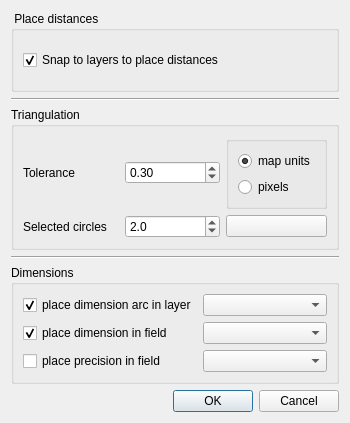
Old version of the form ui_settings.ui in the repository 3nids/intersectit.
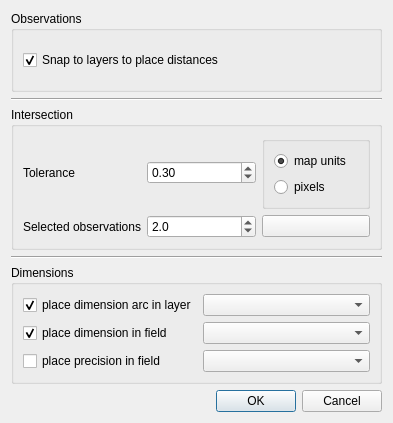
New version of the form.

Commit message: rename plugin name in settings ui

What changed in the file:
```diff
--- a/ui_settings.ui
+++ b/ui_settings.ui
@@ -6,7 +6,7 @@
    <rect>
     <x>0</x>
     <y>0</y>
-    <width>350</width>
+    <width>393</width>
     <height>423</height>
    </rect>
   </property>
@@ -17,7 +17,7 @@
    <item row="1" column="0" colspan="4">
     <widget class="QGroupBox" name="groupBox_2">
      <property name="title">
-      <string> Place distances</string>
+      <string>Observations</string>
      </property>
      <layout class="QGridLayout" name="gridLayout_4">
       <item row="0" column="0">
@@ -53,7 +53,7 @@
    <item row="3" column="0" colspan="4">
     <widget class="QGroupBox" name="groupBox_3">
      <property name="title">
-      <string>Triangulation</string>
+      <string>Intersection</string>
      </property>
      <layout class="QGridLayout" name="gridLayout_3">
       <item row="1" column="0">
@@ -102,7 +102,7 @@
       <item row="2" column="0">
        <widget class="QLabel" name="label_2">
         <property name="text">
-         <string>Selected circles</string>
+         <string>Selected observations</string>
         </property>
        </widget>
       </item>
```
Left out of the diff: 2 changed lines with no effect on the pictures. The commit also changes 2 other files.
